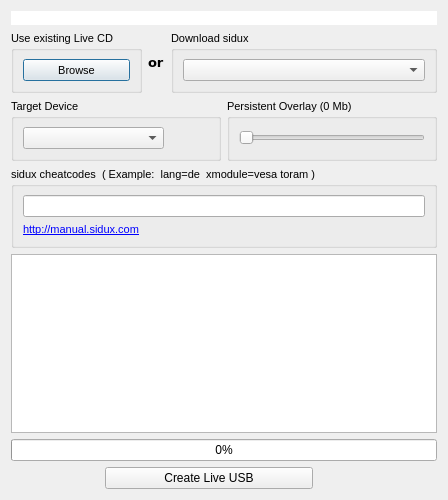
The window that data/liveusb-creator.ui (fullstory-morgue/liveusb-creator) describes before a commit, drawn with Qt 5.
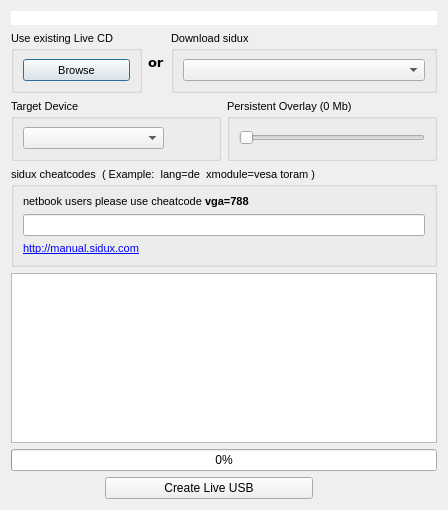
The same window after the commit. Icons and pictures are not drawn.

Commit message: * remove toram cheat if persist is enabled * vga=788 cheat info for netbook users added

Patch:
```diff
--- a/data/liveusb-creator.ui
+++ b/data/liveusb-creator.ui
@@ -6,7 +6,7 @@
     <x>0</x>
     <y>0</y>
     <width>448</width>
-    <height>500</height>
+    <height>510</height>
    </rect>
   </property>
   <property name="sizePolicy" >
@@ -788,7 +788,7 @@
       <string>sidux cheatcodes  ( Example:  lang=de  xmodule=vesa toram )</string>
      </property>
      <layout class="QGridLayout" name="gridLayout_5" >
-      <item row="0" column="0" >
+      <item row="1" column="0" >
        <widget class="QLineEdit" name="cheatcode" >
         <property name="sizePolicy" >
          <sizepolicy vsizetype="Preferred" hsizetype="Expanding" >
@@ -801,7 +801,7 @@
         </property>
        </widget>
       </item>
-      <item row="1" column="0" >
+      <item row="2" column="0" >
        <widget class="QLabel" name="label_3" >
         <property name="sizePolicy" >
          <sizepolicy vsizetype="Preferred" hsizetype="Preferred" >
@@ -831,10 +831,17 @@
         </property>
        </widget>
       </item>
+      <item row="0" column="0" >
+       <widget class="QLabel" name="label_4" >
+        <property name="text" >
+         <string>netbook users please use cheatcode &lt;b>vga=788&lt;/b></string>
+        </property>
+       </widget>
+      </item>
      </layout>
     </widget>
    </item>
-   <item row="4" column="0" colspan="3" >
+   <item row="5" column="0" colspan="3" >
     <widget class="QTextEdit" name="textEdit" >
      <property name="sizePolicy" >
       <sizepolicy vsizetype="Preferred" hsizetype="Preferred" >
@@ -855,7 +862,7 @@
      </property>
     </widget>
    </item>
-   <item row="5" column="0" colspan="3" >
+   <item row="7" column="0" colspan="3" >
     <widget class="QProgressBar" name="progressBar" >
      <property name="whatsThis" >
       <string>This is the progress bar that will indicate how far along in the LiveUSB creation process you are</string>
@@ -865,7 +872,7 @@
      </property>
     </widget>
    </item>
-   <item row="6" column="0" >
+   <item row="8" column="0" >
     <spacer name="horizontalSpacer" >
      <property name="orientation" >
       <enum>Qt::Horizontal</enum>
@@ -881,7 +888,7 @@
      </property>
     </spacer>
    </item>
-   <item row="6" column="1" >
+   <item row="8" column="1" >
     <widget class="QPushButton" name="startButton" >
      <property name="enabled" >
       <bool>true</bool>
@@ -900,7 +907,7 @@
      </property>
     </widget>
    </item>
-   <item row="6" column="2" >
+   <item row="8" column="2" >
     <spacer name="horizontalSpacer_2" >
      <property name="orientation" >
       <enum>Qt::Horizontal</enum>
```
The commit also changes 6 other files.
